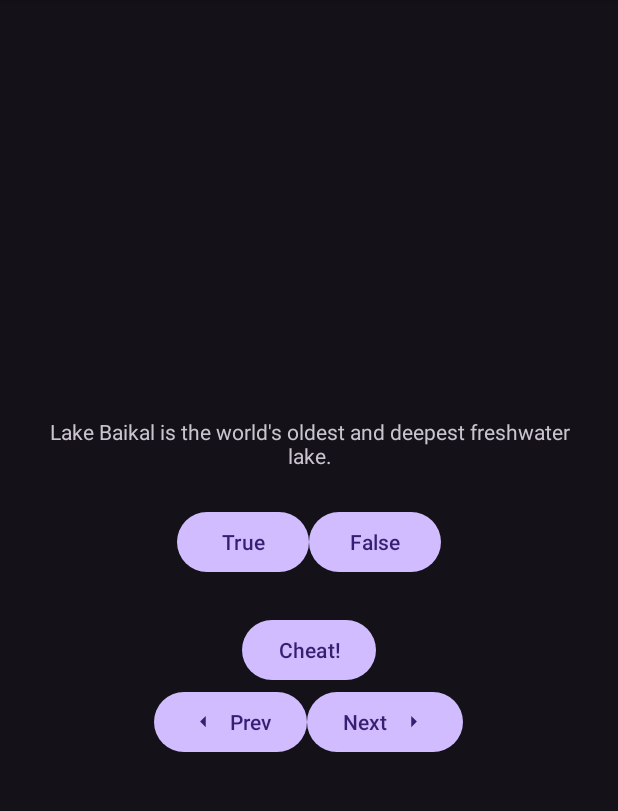
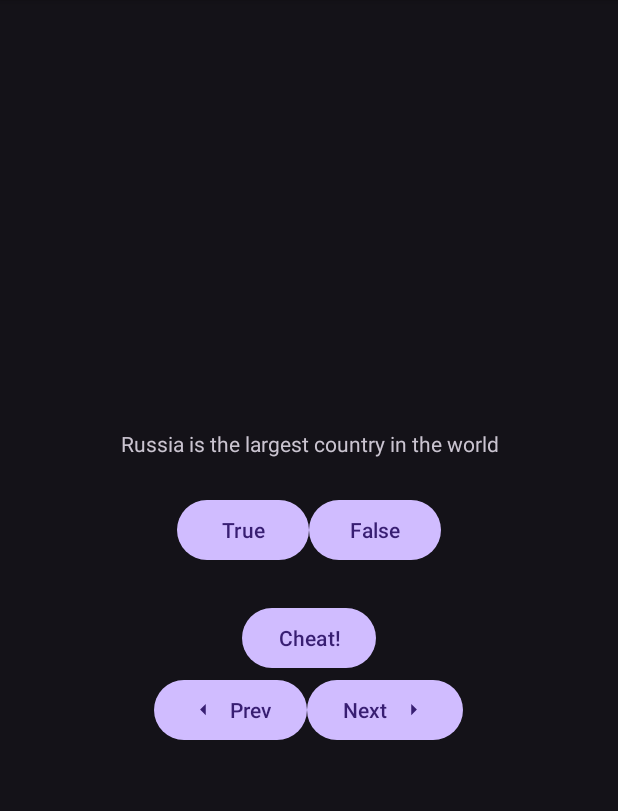
Before and after one commit to Joel5212/GeoQuiz, an Android app: the screen it shows after launch (MainActivity), after a tap on "Prev", on a phone screen of 412 x 824 dp, the part 96-907 px from its top. Run offline under Robolectric (Android 15) with nearby library versions, the phone set to English and light mode, and no system bars; 2 other taps on this screen came first.

Commit message:
created personalized questions

```diff
--- a/app/src/main/java/com/example/geoquiz2/QuizViewModel.kt
+++ b/app/src/main/java/com/example/geoquiz2/QuizViewModel.kt
@@ -12,13 +12,17 @@ const val IS_CHEATER_KEY = "IS_CHEATER_KEY"
 
 class QuizViewModel(private val savedStateHandle: SavedStateHandle) : ViewModel() {
     private val questionBank = listOf(
-        Question(R.string.question_australia, true, false),
-        Question(R.string.question_oceans, true, false),
-        Question(R.string.question_mideast, false, false),
-        Question(R.string.question_africa, false, false),
-        Question(R.string.question_americas, true, false),
-        Question(R.string.question_asia, true, false)
-    )
+        Question(R.string.question_us, false, false),
+        Question(R.string.question_president, false, false),
+        Question(R.string.question_mountain, true, false),
+        Question(R.string.question_basketball, false, false),
+        Question(R.string.question_tiktok, true, false),
+        Question(R.string.question_amazon, false, false),
+        Question(R.string.question_cpp, true, false),
+        Question(R.string.question_cpu, false, false),
+        Question(R.string.question_java, false, false),
+        Question(R.string.question_russia, true, false),
+        )
 
     var isCheater: Boolean
         get() = savedStateHandle.get(IS_CHEATER_KEY) ?: false
--- a/app/src/main/res/layout/activity_main.xml
+++ b/app/src/main/res/layout/activity_main.xml
@@ -13,7 +13,7 @@
         android:layout_height="wrap_content"
         android:gravity="center"
         android:padding="24dp"
-        tools:text="@string/question_australia" />
+        tools:text="@string/question_us" />
 
     <LinearLayout
         android:layout_width="wrap_content"
--- a/app/src/main/res/values/strings.xml
+++ b/app/src/main/res/values/strings.xml
@@ -1,20 +1,20 @@
 <resources>
     <string name="app_name">GeoQuiz</string>
-    <string name="question_australia">Canberra is the capital of Australia.</string>
     <string name="true_button">True</string>
     <string name="false_button">False</string>
     <string name="correct_toast">Correct!</string>
     <string name="incorrect_toast">Incorrect!</string>
     <string name="next_button">Next</string>
-    <string name="question_oceans">The Pacific Ocean is larger than
-    the Atlantic Ocean.</string>
-    <string name="question_mideast">The Suez Canal connects the Red Sea
-    and the Indian Ocean.</string>
-    <string name="question_africa">The source of the Nile River is in Egypt.</string>
-    <string name="question_americas">The Amazon River is the longest river
-    in the Americas.</string>
-    <string name="question_asia">Lake Baikal is the world\'s oldest and deepest
-    freshwater lake.</string>
+    <string name="question_us">The United States is the largest country in the World.</string>
+    <string name="question_president">The first President of the United States was Abraham Lincoln</string>
+    <string name="question_mountain">Mount Everest is the largest mountain in the world</string>
+    <string name="question_basketball">There are 3 NBA teams in California</string>
+    <string name="question_tiktok">TikTok is the most downloaded app right now</string>
+    <string name="question_amazon">Amazon is the most expensive company right now</string>
+    <string name="question_cpp">CPP was founded in 1938</string>
+    <string name="question_cpu">The central processing unit of a computer is the GPU</string>
+    <string name="question_java">Java is used to build IOS apps</string>
+    <string name="question_russia">Russia is the largest country in the world</string>
     <string name="previous_button">Prev</string>
     <string name="warning_text">Are you sure you want to do this?</string>
     <string name="show_answer_button">Show Answer</string>
```
